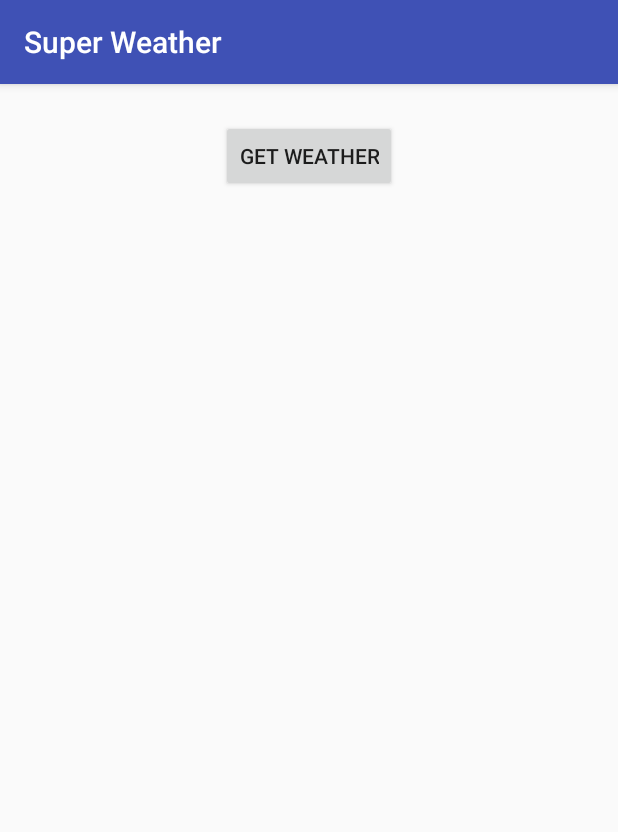
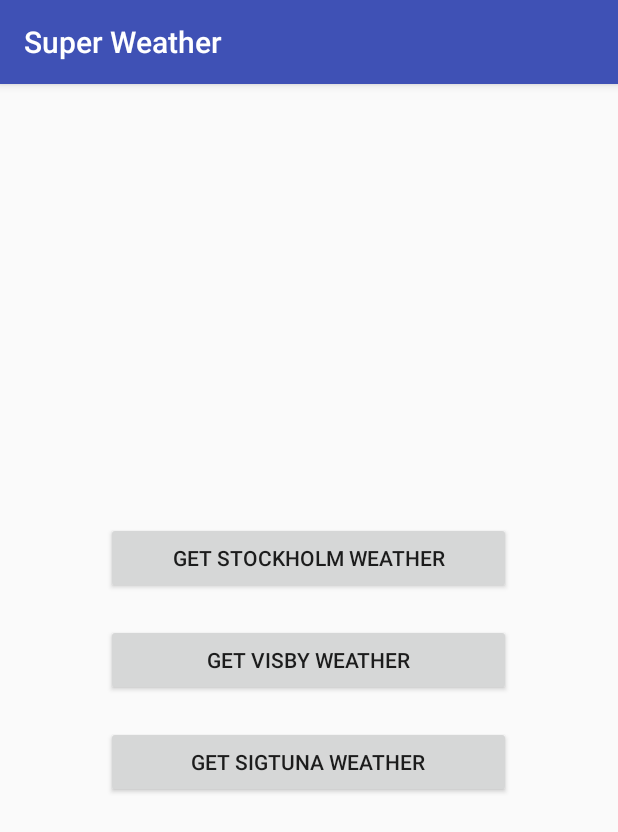
Before and after one commit to filipmat/SuperWeather, an Android app: the screen it shows after launch (MainActivity), on a phone screen of 412 x 824 dp. Shown: the top 832 px of the screen. Run offline under Robolectric (Android 15) with nearby library versions, the phone set to English and light mode, and no system bars.

Commit message:
More buttons

```diff
--- a/app/src/main/AndroidManifest.xml
+++ b/app/src/main/AndroidManifest.xml
@@ -18,12 +18,14 @@
                 <category android:name="android.intent.category.LAUNCHER" />
             </intent-filter>
         </activity>
-        <activity android:name=".DisplayWeatherActivity"
-                  android:parentActivityName=".MainActivity">
+        <activity
+            android:name=".DisplayWeatherActivity"
+            android:parentActivityName=".MainActivity">
             <meta-data
                 android:name="android.support.PARENT_ACTIVITY"
                 android:value=".MainActivity" />
         </activity>
+        <activity android:name=".Main2Activity"></activity>
     </application>
 
 </manifest>
--- a/app/src/main/java/filip/superweather/CurrentWeather.java
+++ b/app/src/main/java/filip/superweather/CurrentWeather.java
@@ -3,6 +3,8 @@ package filip.superweather;
 
 import org.json.JSONException;
 import org.json.JSONObject;
+
+import java.util.Locale;
 
 public class CurrentWeather extends SingleForecast {
     private String sunrise, sunset;
@@ -31,7 +33,7 @@ public class CurrentWeather extends SingleForecast {
 
         str = getWeatherString();
 
-        str += String.format("Visibility: %.0f\n", visibility);
+        str += String.format(Locale.UK,"Visibility: %.0f\n", visibility);
 
         str += String.format("Sunrise: %s\nSunset: %s\n", sunrise, sunset);
 
--- a/app/src/main/java/filip/superweather/MainActivity.java
+++ b/app/src/main/java/filip/superweather/MainActivity.java
@@ -10,23 +10,29 @@ import android.widget.TextView;
 public class MainActivity extends AppCompatActivity {
     public final static String EXTRA_MESSAGE = "filip.superweather.MESSAGE";
 
-    private String cityID;
+    private String stockholmID, visbyID, sigtunaID;
 
     @Override
     protected void onCreate(Bundle savedInstanceState) {
-        String stockholmID, weatherNow;
 
         super.onCreate(savedInstanceState);
         setContentView(R.layout.activity_main);
 
-        cityID = "2673723";
+        stockholmID = "2673730";
+        visbyID = "2662689";
+        sigtunaID = "2679302";
+
     }
 
 
     public void getWeatherCallback(View view) {
+        String message;
+
+        message = view.getTag().toString();
+
         Intent intent = new Intent(
                 this, DisplayWeatherActivity.class);
-        intent.putExtra(EXTRA_MESSAGE, cityID);
+        intent.putExtra(EXTRA_MESSAGE, message);
         startActivity(intent);
     }
 
--- a/app/src/main/res/layout/activity_main.xml
+++ b/app/src/main/res/layout/activity_main.xml
@@ -1,21 +1,48 @@
 <?xml version="1.0" encoding="utf-8"?>
-<android.support.constraint.ConstraintLayout xmlns:android="http://schemas.android.com/apk/res/android"
+<LinearLayout xmlns:android="http://schemas.android.com/apk/res/android"
     xmlns:app="http://schemas.android.com/apk/res-auto"
     xmlns:tools="http://schemas.android.com/tools"
-    android:layout_width="match_parent"
-    android:layout_height="match_parent"
+    android:layout_width="fill_parent"
+    android:layout_height="fill_parent"
+    android:gravity="center"
+    android:orientation="vertical"
+    android:paddingLeft="16dp"
+    android:paddingRight="16dp"
     tools:context="filip.superweather.MainActivity">
 
     <Button
-        android:id="@+id/button"
-        android:layout_width="wrap_content"
+        android:id="@+id/stockholm_button"
+        android:layout_width="270dp"
         android:layout_height="wrap_content"
-        android:layout_marginTop="24dp"
+        android:layout_margin="10dp"
         android:onClick="getWeatherCallback"
-        android:text="@string/weather_button"
+        android:tag="@string/stockholm_id"
+        android:text="@string/stockholm_button"
         app:layout_constraintLeft_toLeftOf="parent"
         app:layout_constraintRight_toRightOf="parent"
         app:layout_constraintTop_toTopOf="parent" />
 
+    <Button
+        android:id="@+id/visby_button"
+        android:layout_width="270dp"
+        android:layout_height="wrap_content"
+        android:layout_margin="10dp"
+        android:onClick="getWeatherCallback"
+        android:tag="@string/visby_id"
+        android:text="@string/visby_button"
+        app:layout_constraintLeft_toLeftOf="parent"
+        app:layout_constraintRight_toRightOf="parent" />
 
-</android.support.constraint.ConstraintLayout>
+    <Button
+        android:id="@+id/sigtuna_button"
+        android:layout_width="270dp"
+        android:layout_height="wrap_content"
+        android:layout_margin="10dp"
+        android:onClick="getWeatherCallback"
+        android:tag="@string/sigtuna_id"
+        android:text="@string/sigtuna_button"
+        app:layout_constraintLeft_toLeftOf="parent"
+        app:layout_constraintRight_toRightOf="parent" />
+
+
+</LinearLayout>
--- a/app/src/main/res/values/strings.xml
+++ b/app/src/main/res/values/strings.xml
@@ -2,4 +2,10 @@
     <string name="app_name">Super Weather</string>
     <string name="weather_button">GET WEATHER</string>
     <string name="retrieving_weather">Retrieving weather data\u2026</string>
+    <string name="stockholm_button">GET STOCKHOLM WEATHER</string>
+    <string name="visby_button">GET VISBY WEATHER</string>
+    <string name="sigtuna_button">GET SIGTUNA WEATHER</string>
+    <string name="stockholm_id">2673730</string>
+    <string name="visby_id">2662689</string>
+    <string name="sigtuna_id">2679302</string>
 </resources>
```
Also changed, not shown: app/src/main/java/filip/superweather/SingleForecast.java (+15 -9 lines), app/src/main/java/filip/superweather/Weather.java (+19 -8 lines).
